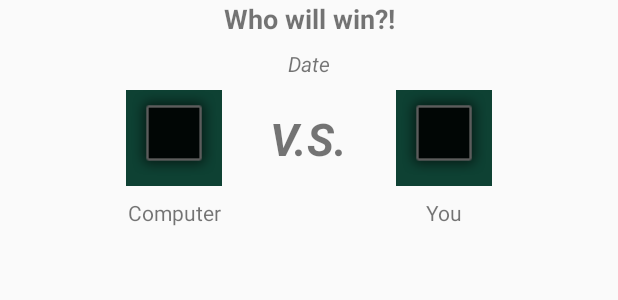
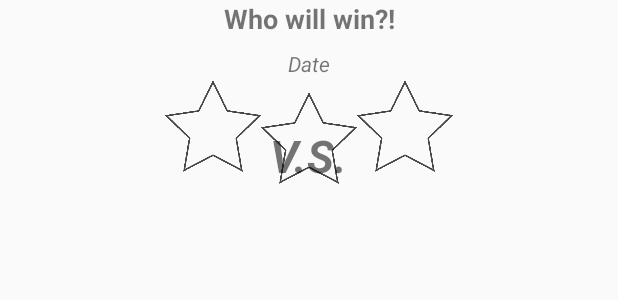
Before and after one commit to Winningtopas/IndividualAssignment, an Android app: the layout item_layout.xml on its own in the app's theme, with its tools: preview values and no code run, on a phone screen of 412 x 824 dp. Shown: the top 300 px of the screen. Run offline under Robolectric (Android 15) with nearby library versions, the phone set to English and light mode, and no system bars.

Commit message:
Star System + working on a music fix

```diff
--- a/app/src/main/java/com/example/shoppinglistkotlin/GameHistory.kt
+++ b/app/src/main/java/com/example/shoppinglistkotlin/GameHistory.kt
@@ -52,6 +52,7 @@ class GameHistory : AppCompatActivity() {
         Collections.reverse(products)
 
         getShoppingListFromDatabase()
+
     }
 
     private fun getShoppingListFromDatabase() {
@@ -93,6 +94,4 @@ class GameHistory : AppCompatActivity() {
             getShoppingListFromDatabase()
         }
     }
-
-
 }
--- a/app/src/main/java/com/example/shoppinglistkotlin/ProductAdapter.kt
+++ b/app/src/main/java/com/example/shoppinglistkotlin/ProductAdapter.kt
@@ -22,9 +22,9 @@ class ProductAdapter(private val products: List<Product>) : RecyclerView.Adapter
     inner class ViewHolder(itemView: View) : RecyclerView.ViewHolder(itemView) {
 
         fun bind(product: Product) {
-            itemView.ivHistoryComputerHand.setImageResource(product.computerHand)
-            itemView.ivHistoryPlayerHand.setImageResource(product.playerHand)
-            itemView.tvHistoryWinLose.text = product.winner
+            //itemView.ivHistoryComputerHand.setImageResource(product.computerHand)
+            //itemView.ivHistoryPlayerHand.setImageResource(product.playerHand)
+            itemView.tvHistoryWinLose.text = "Score: " + product.computerHand.toString()
             itemView.tvHistoryDate.text = product.date.toString()
 
 
--- a/app/src/main/res/layout/item_layout.xml
+++ b/app/src/main/res/layout/item_layout.xml
@@ -21,39 +21,48 @@
         android:id="@+id/tvHistoryWinLose"
         android:layout_width="wrap_content"
         android:layout_height="wrap_content"
-        android:layout_marginTop="32dp"
         android:text="@string/winLose"
         android:textSize="18sp"
         android:textStyle="bold"
         app:layout_constraintEnd_toEndOf="parent"
         app:layout_constraintStart_toStartOf="parent"
-        app:layout_constraintTop_toBottomOf="@+id/divider" />
+        app:layout_constraintTop_toTopOf="parent" />
 
     <ImageView
-        android:id="@+id/ivHistoryComputerHand"
+        android:id="@+id/ivStar1g"
+        android:layout_width="64dp"
+        android:layout_height="64dp"
+        android:layout_marginStart="128dp"
+        android:contentDescription="@string/computerhand"
+        android:src="@drawable/star_empty"
+        app:layout_constraintEnd_toStartOf="@+id/ivStar2g"
+        app:layout_constraintHorizontal_bias="0.5"
+        app:layout_constraintStart_toStartOf="parent"
+        app:layout_constraintTop_toBottomOf="@+id/tvHistoryDate" />
+
+    <ImageView
+        android:id="@+id/ivStar2g"
         android:layout_width="64dp"
         android:layout_height="64dp"
         android:layout_marginTop="8dp"
-        android:layout_marginEnd="32dp"
-        android:background="#0E4133"
-        android:backgroundTint="#0E4133"
-        android:contentDescription="@string/computerhand"
-        app:layout_constraintEnd_toStartOf="@+id/tvHistoryVS"
-        app:layout_constraintTop_toBottomOf="@+id/tvHistoryDate"
-        app:srcCompat="@android:drawable/alert_dark_frame" />
+        android:contentDescription="@string/playerhand"
+        android:src="@drawable/star_empty"
+        app:layout_constraintEnd_toStartOf="@+id/ivStar3g"
+        app:layout_constraintHorizontal_bias="0.5"
+        app:layout_constraintStart_toEndOf="@+id/ivStar1g"
+        app:layout_constraintTop_toBottomOf="@+id/tvHistoryDate" />
 
     <ImageView
-        android:id="@+id/ivHistoryPlayerHand"
+        android:id="@+id/ivStar3g"
         android:layout_width="64dp"
         android:layout_height="64dp"
-        android:layout_marginStart="32dp"
-        android:layout_marginTop="8dp"
-        android:background="#0E4133"
-        android:backgroundTint="#0E4133"
+        android:layout_marginEnd="128dp"
         android:contentDescription="@string/playerhand"
-        app:layout_constraintStart_toEndOf="@+id/tvHistoryVS"
-        app:layout_constraintTop_toBottomOf="@+id/tvHistoryDate"
-        app:srcCompat="@android:drawable/alert_dark_frame" />
+        android:src="@drawable/star_empty"
+        app:layout_constraintEnd_toEndOf="parent"
+        app:layout_constraintHorizontal_bias="0.5"
+        app:layout_constraintStart_toEndOf="@+id/ivStar2g"
+        app:layout_constraintTop_toBottomOf="@+id/tvHistoryDate" />
 
     <TextView
         android:id="@+id/tvHistoryVS"
@@ -62,29 +71,9 @@
         android:text="V.S."
         android:textSize="30sp"
         android:textStyle="bold|italic"
-        app:layout_constraintBottom_toBottomOf="@+id/ivHistoryPlayerHand"
+        app:layout_constraintBottom_toBottomOf="@+id/ivStar2g"
         app:layout_constraintEnd_toEndOf="@+id/tvHistoryDate"
         app:layout_constraintStart_toStartOf="@+id/tvHistoryDate"
         app:layout_constraintTop_toTopOf="@+id/ivHistoryPlayerHand" />
 
-    <TextView
-        android:id="@+id/tvHistoryComputer"
-        android:layout_width="wrap_content"
-        android:layout_height="wrap_content"
-        android:layout_marginTop="8dp"
-        android:text="Computer"
-        app:layout_constraintEnd_toEndOf="@+id/ivHistoryComputerHand"
-        app:layout_constraintStart_toStartOf="@+id/ivHistoryComputerHand"
-        app:layout_constraintTop_toBottomOf="@+id/ivHistoryComputerHand" />
-
-    <TextView
-        android:id="@+id/tvHistoryYou"
-        android:layout_width="wrap_content"
-        android:layout_height="wrap_content"
-        android:layout_marginTop="8dp"
-        android:text="You"
-        app:layout_constraintEnd_toEndOf="@+id/ivHistoryPlayerHand"
-        app:layout_constraintStart_toStartOf="@+id/ivHistoryPlayerHand"
-        app:layout_constraintTop_toBottomOf="@+id/ivHistoryPlayerHand" />
-
 </androidx.constraintlayout.widget.ConstraintLayout>
```
Also changed, not shown: app/src/main/java/com/example/shoppinglistkotlin/MainActivity.kt (+72 -14 lines), app/src/main/res/layout/content_main.xml (+36 -1 lines), app/src/main/java/com/example/shoppinglistkotlin/ProductRepository.kt (indentation only), app/src/main/res/drawable/star.jpg (added), app/src/main/res/drawable/star_empty.png (added).
